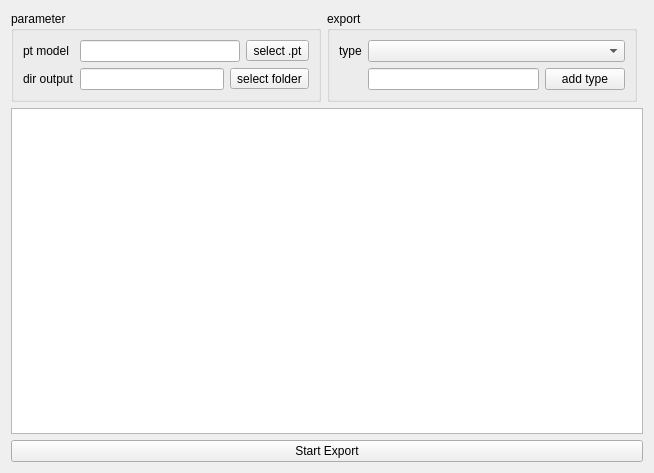
Old version of the form src/WidgetExport/widgetexport.ui in the repository MRsoymilk/MyYolo.
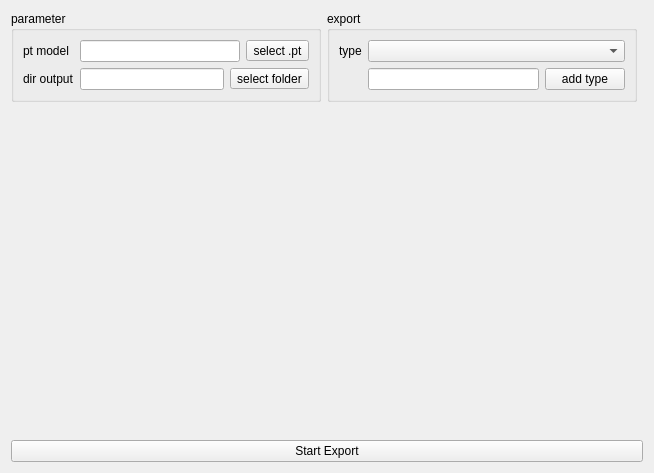
New version of the form.

```diff
--- a/src/WidgetExport/widgetexport.ui
+++ b/src/WidgetExport/widgetexport.ui
@@ -98,9 +98,6 @@
      </layout>
     </widget>
    </item>
-   <item row="2" column="0" colspan="3">
-    <widget class="QTextEdit" name="txtEditLog"/>
-   </item>
    <item row="3" column="0" colspan="3">
     <widget class="QPushButton" name="btnStartExport">
      <property name="text">
@@ -108,6 +105,19 @@
      </property>
     </widget>
    </item>
+   <item row="2" column="0" colspan="2">
+    <spacer name="verticalSpacer">
+     <property name="orientation">
+      <enum>Qt::Orientation::Vertical</enum>
+     </property>
+     <property name="sizeHint" stdset="0">
+      <size>
+       <width>20</width>
+       <height>40</height>
+      </size>
+     </property>
+    </spacer>
+   </item>
   </layout>
  </widget>
  <resources/>
```
